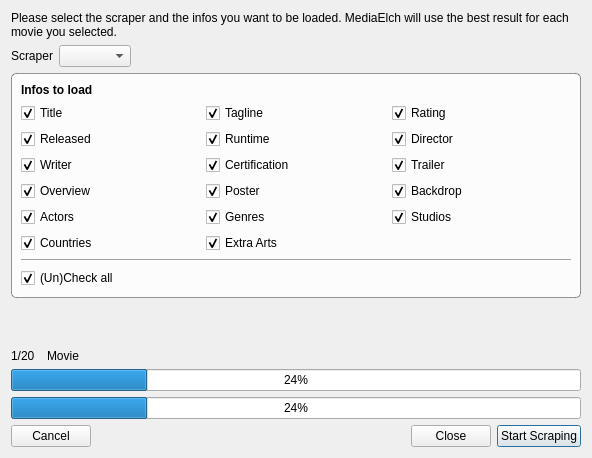
The window that movies/MovieMultiScrapeDialog.ui (Komet/MediaElch) describes before a commit, drawn with Qt 5.
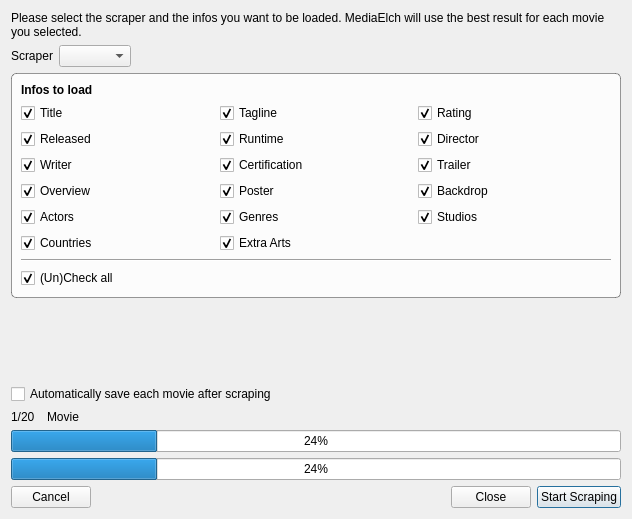
The same window after the commit. Icons and pictures are not drawn. Custom widgets are drawn as their Qt base class.

Commit message: Fixes #242 Decreased memory usage when multi scraping movies

```diff
--- a/movies/MovieMultiScrapeDialog.ui
+++ b/movies/MovieMultiScrapeDialog.ui
@@ -9,8 +9,8 @@
    <rect>
     <x>0</x>
     <y>0</y>
-    <width>592</width>
-    <height>458</height>
+    <width>632</width>
+    <height>519</height>
    </rect>
   </property>
   <property name="windowTitle">
@@ -297,6 +297,13 @@
      </property>
     </spacer>
    </item>
+   <item>
+    <widget class="QCheckBox" name="chkAutoSave">
+     <property name="text">
+      <string>Automatically save each movie after scraping</string>
+     </property>
+    </widget>
+   </item>
    <item>
     <layout class="QHBoxLayout" name="horizontalLayout_2" stretch="0,1">
      <item>
```
The commit also changes 18 other files.
